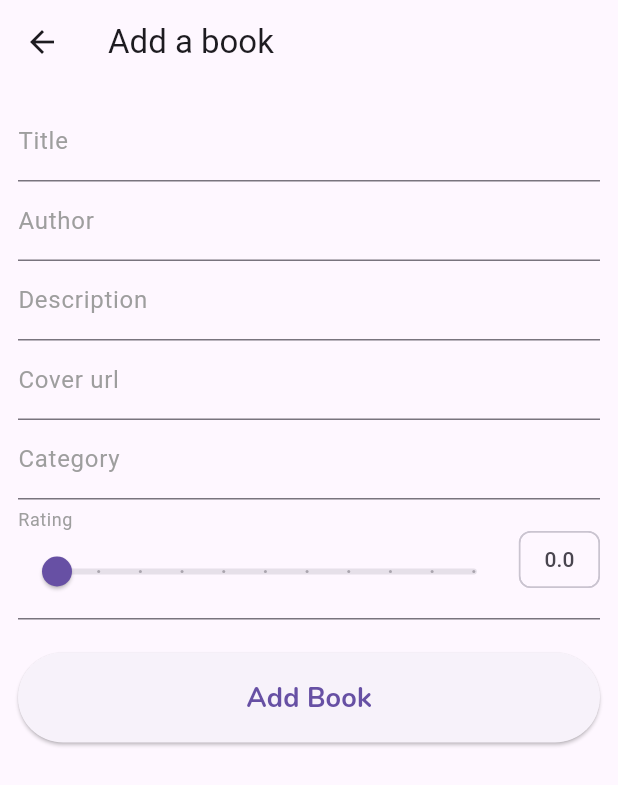
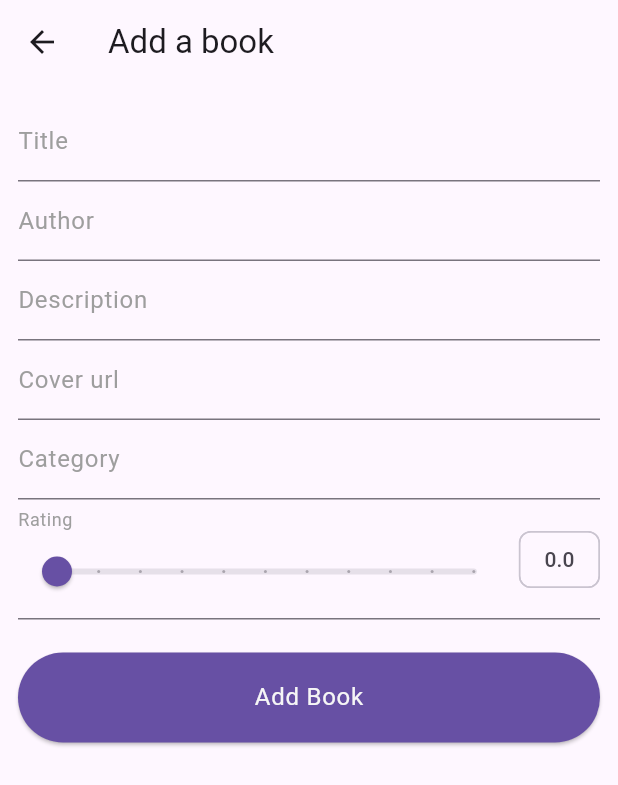
Before and after one commit to yusufkecer/bookapp, a Flutter app: the screen it shows after launch, after a tap on the "add" icon, on a phone screen of 412 x 824 dp. Shown: the top 785 px of the screen. Run offline on Flutter 3.47's test engine with Material 3 defaults, Android fonts, the phone set to English and light mode, and no system bars; our stand-ins replace flutter_riverpod, flutter_speed_dial; network calls fail.

Commit message:
Update assets, fix book notifier, and modify button style

```diff
--- a/lib/core/theme/colors.dart
+++ b/lib/core/theme/colors.dart
@@ -1,30 +1,32 @@
 import 'dart:ui';
 
-const kPrimaryColor = Color(0xFFFFFFFF);
+class ColorData {
+  const ColorData._();
+  static const kPrimaryColor = Color(0xFFFFFFFF);
 
-const kPrimaryLight = Color(0xFFA3E82);
+  static const kPrimaryLight = Color(0xFFA3E82);
 
-const kAccentColor = Color(0xFF005DFF);
+  static const kAccentColor = Color(0xFF005DFF);
 
-const kGreyColor = Color(0xFF6E6E6E);
+  static const kGreyColor = Color(0xFF6E6E6E);
 
-const kTextTitleColor = Color(0xFF1B1B1B);
+  static const kTextTitleColor = Color(0xFF1B1B1B);
 
-const kYellow = Color(0xFFFFB503);
-
-const kErrorColor = Color(0xFFFF2D2D);
+  static const kYellow = Color(0xFFFFB503);
+  static const kErrorColor = Color(0xFFFF2D2D);
 
 // Dark Theme
-const kPrimaryColorDark = Color(0xFF1E1E1E);
+  static const kPrimaryColorDark = Color(0xFF1E1E1E);
 
-const kPrimaryLightDark = Color(0xFF212121);
+  static const kPrimaryLightDark = Color(0xFF212121);
 
-const kAccentColorDark = Color(0xFF317CFF);
+  static const kAccentColorDark = Color(0xFF317CFF);
 
-const kGreyColorDark = Color(0xFFB3B3B3);
+  static const kGreyColorDark = Color(0xFFB3B3B3);
 
-const kTextTitleColorDark = Color(0xFFF6F6F6);
+  static const kTextTitleColorDark = Color(0xFFF6F6F6);
 
-const kYellowDark = Color(0xFFFFB503);
+  static const kYellowDark = Color(0xFFFFB503);
 
-const kErrorColorDark = Color(0xFFFF5454);
+  static const kErrorColorDark = Color(0xFFFF5454);
+}
--- a/lib/feature/view/book/book_details.dart
+++ b/lib/feature/view/book/book_details.dart
@@ -153,7 +153,7 @@ class BookDetails extends ConsumerWidget {
   SpeedDialChild _buildSubFab(String label, IconData iconData, Function() onTap) {
     return SpeedDialChild(
       label: label,
-      labelStyle: TextStyle(color: kTextTitleColor),
+      labelStyle: TextStyle(color: ColorData.kTextTitleColor),
       child: Icon(iconData),
       onTap: onTap,
     );
--- a/lib/feature/view/home_screen.dart
+++ b/lib/feature/view/home_screen.dart
@@ -13,6 +13,7 @@ class HomeScreen extends ConsumerWidget {
   Widget build(BuildContext context, WidgetRef ref) {
     final bookNotifier = ref.read(MyNotifiers.instance.books);
     final themeNotifer = ref.read(MyNotifiers.instance.theme);
+    bookNotifier.initBook();
     return Scaffold(
       appBar: _buildAppBar(context, themeNotifer, title: Text('Book Library'), ref: ref),
       body: Container(
@@ -47,6 +48,7 @@ class HomeScreen extends ConsumerWidget {
   AppBar _buildAppBar(BuildContext context, ThemeNotifier themeNotifier, {Widget? title, required WidgetRef ref}) {
     return AppBar(
       title: title,
+      backgroundColor: Theme.of(context).primaryColorDark,
       actions: [
         IconButton(
           icon: themeNotifier.darkModeEnabled ? Icon(Icons.brightness_7) : Icon(Icons.brightness_2),
--- a/lib/main.dart
+++ b/lib/main.dart
@@ -1,4 +1,5 @@
-import 'package:bookapp/models/notifiers/theme_notifier.dart';
+import 'package:bookapp/core/my_notifiers.dart';
+import 'package:bookapp/core/theme/theme.dart';
 import 'package:bookapp/feature/view/home_screen.dart';
 
 import 'package:flutter/material.dart';
@@ -19,15 +20,15 @@ class BookLibrary extends StatelessWidget {
 }
 
 class MaterialAppWithTheme extends ConsumerWidget {
-  final libraryTheme = ChangeNotifierProvider<ThemeNotifier>((ref) => ThemeNotifier());
   @override
   Widget build(BuildContext context, WidgetRef ref) {
-    final themeNotifier = ref.watch(libraryTheme);
+    final themeNotifier = ref.watch(MyNotifiers.instance.theme);
 
     return MaterialApp(
+      debugShowCheckedModeBanner: false,
       title: 'Book Library',
       darkTheme: ThemeData.dark(),
-      theme: themeNotifier.darkModeEnabled ? ThemeData.dark() : ThemeData.light(),
+      theme: themeNotifier.darkModeEnabled ? MyTheme.baseDark : MyTheme.baseLight,
       home: HomeScreen(),
     );
   }
--- a/lib/models/book.dart
+++ b/lib/models/book.dart
@@ -6,8 +6,7 @@ class Book {
   String category;
   num rating;
 
-  Book(this.title, this.author, this.description, this.coverUrl, this.category,
-      this.rating);
+  Book(this.title, this.author, this.description, this.coverUrl, this.category, this.rating);
 }
 
 final initialBooks = [
@@ -31,7 +30,7 @@ final initialBooks = [
     'The Sun, the Moon, the Stars',
     'Junot Diaz',
     'Winner of the Pulitzer Prize',
-    'https://pro2-bar-s3-cdn-cf4.myportfolio.com/2e52194b029a65d876d57172b412d63e/5a0ce3f3-5f59-4098-8d45-93a73cf2800c_rw_1200.png?h=40a11543bd7bdc2d8e956150e3a5af2c',
+    'https://i1.sndcdn.com/artworks-000206897848-eylpix-t500x500.jpg',
     'Drama',
     6.7,
   ),
--- a/lib/models/notifiers/book_notifier.dart
+++ b/lib/models/notifiers/book_notifier.dart
@@ -20,10 +20,7 @@ class BookNotifier extends ChangeNotifier {
     notifyListeners();
   }
 
-  initBook() {
-    if (_books == null) {
-      _books = [];
-    }
+  void initBook() {
     _books = initialBooks;
   }
 
--- a/lib/project/widgets/buttons/confirm_button.dart
+++ b/lib/project/widgets/buttons/confirm_button.dart
@@ -1,6 +1,9 @@
+import 'package:bookapp/core/my_notifiers.dart';
+import 'package:bookapp/core/theme/colors.dart';
 import 'package:flutter/material.dart';
+import 'package:flutter_riverpod/flutter_riverpod.dart';
 
-class ConfirmButton extends StatelessWidget {
+class ConfirmButton extends ConsumerWidget {
   final String text;
   final Function() onPressed;
   final double height;
@@ -12,25 +15,25 @@ class ConfirmButton extends StatelessWidget {
   });
 
   @override
-  Widget build(BuildContext context) {
+  Widget build(BuildContext context, WidgetRef ref) {
+    final ProviderBase theme = MyNotifiers.instance.theme;
+    final themeStatus = ref.watch(theme);
     return SizedBox(
       width: double.infinity,
       height: height,
       child: ElevatedButton(
-        // shape: RoundedRectangleBorder(
-        //   borderRadius: BorderRadius.circular(6.0),
-        // ),
-        // color: Theme.of(context).buttonColor,
-        // textColor: Colors.white.withOpacity(0.9),
+        style: ElevatedButton.styleFrom(
+          backgroundColor: themeStatus.darkModeEnabled
+              ? Theme.of(context).buttonTheme.colorScheme?.background
+              : Theme.of(context).primaryColor,
+        ),
         onPressed: onPressed,
-        child: Text(
-          text,
-          style: TextStyle(
-            fontSize: 18.0,
-            fontFamily: 'Nunito',
-            fontWeight: FontWeight.w700,
-          ),
-        ),
+        child: Text(text,
+            style: themeStatus.darkModeEnabled == false
+                ? Theme.of(context).textTheme.bodyLarge?.copyWith(
+                      color: ColorData.kTextTitleColorDark,
+                    )
+                : Theme.of(context).textTheme.bodyLarge),
       ),
     );
   }
--- a/pubspec.yaml
+++ b/pubspec.yaml
@@ -29,6 +29,8 @@ flutter:
   uses-material-design: true
   assets:
     - assets/
+    - assets/images
+    - assets/fonts
   fonts:
     - family: Nunito
       fonts:
```
Also changed, not shown: lib/core/theme/theme.dart (+1 -107 lines).
